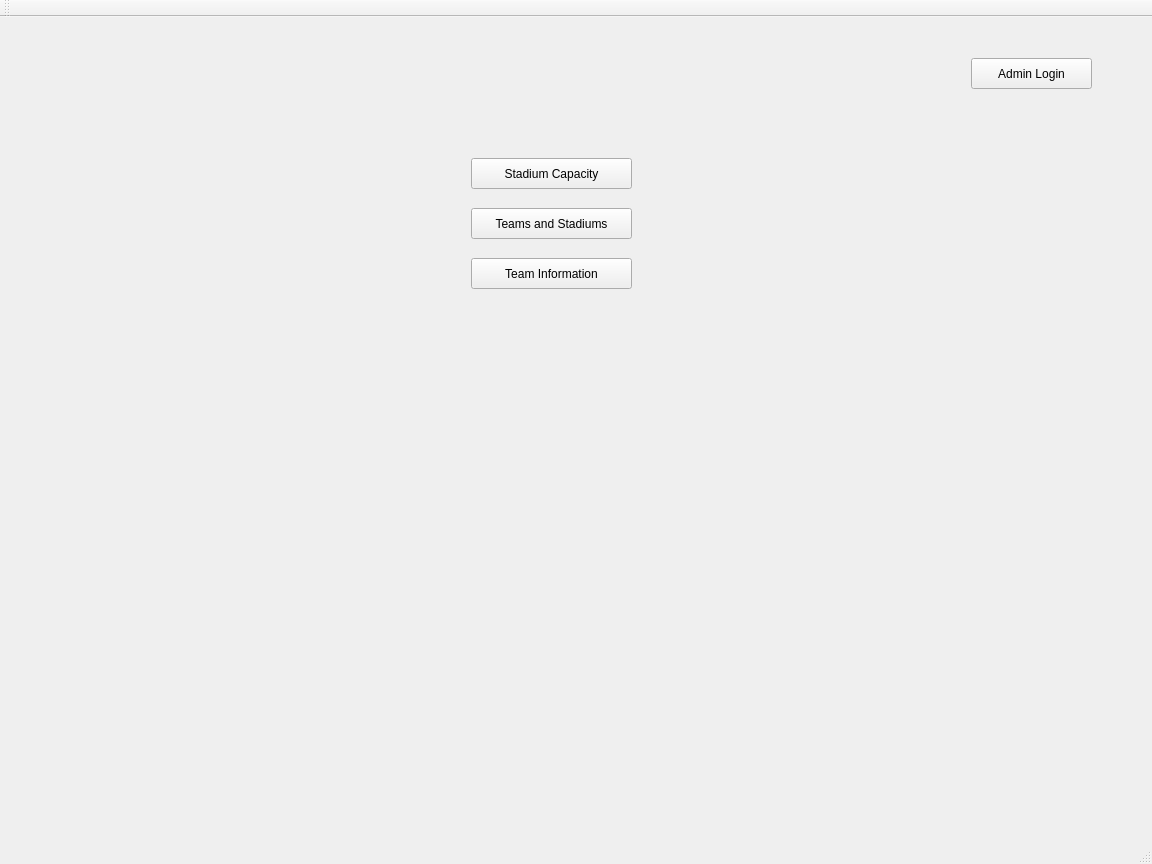
Qt form src/mainwindow.ui (brianclinkenbeard/football) before a commit.
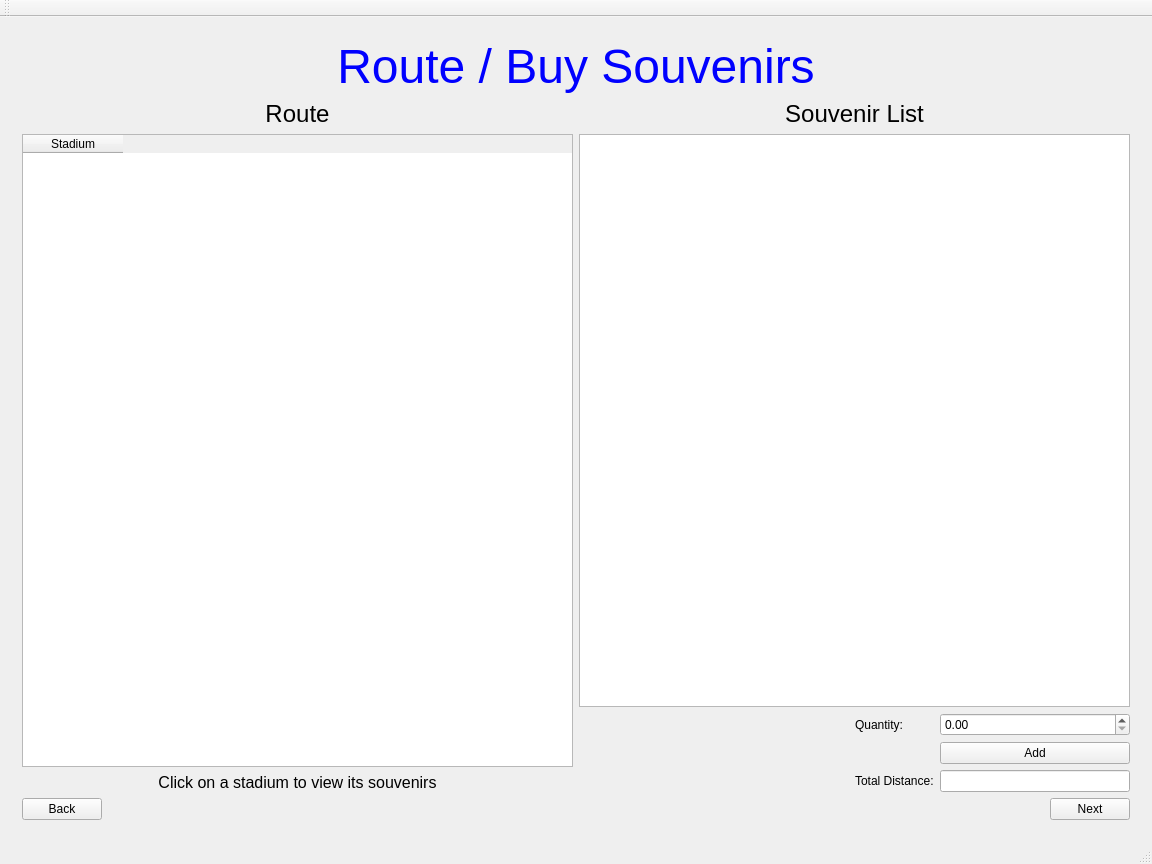
The same form after that commit. The open tabs and pages were chosen to show the change.

Commit message: added ui interface to display route

The edit to the form file:
```diff
--- a/src/mainwindow.ui
+++ b/src/mainwindow.ui
@@ -301,6 +301,153 @@
         </property>
        </widget>
       </widget>
+      <widget class="QWidget" name="page_Trip">
+       <layout class="QGridLayout" name="gridLayout_11">
+        <item row="0" column="0" colspan="2">
+         <widget class="QLabel" name="label_8">
+          <property name="text">
+           <string>&lt;html&gt;&lt;head/&gt;&lt;body&gt;&lt;p align=&quot;center&quot;&gt;&lt;span style=&quot; font-size:36pt; color:#0000ff;&quot;&gt;Route / Buy Souvenirs&lt;/span&gt;&lt;/p&gt;&lt;/body&gt;&lt;/html&gt;</string>
+          </property>
+         </widget>
+        </item>
+        <item row="1" column="0">
+         <layout class="QGridLayout" name="gridLayout_8">
+          <item row="1" column="0">
+           <widget class="QTableWidget" name="tableWidget_Trip">
+            <property name="editTriggers">
+             <set>QAbstractItemView::NoEditTriggers</set>
+            </property>
+            <property name="dragDropOverwriteMode">
+             <bool>false</bool>
+            </property>
+            <property name="selectionMode">
+             <enum>QAbstractItemView::SingleSelection</enum>
+            </property>
+            <property name="selectionBehavior">
+             <enum>QAbstractItemView::SelectRows</enum>
+            </property>
+            <column>
+             <property name="text">
+              <string>Stadium</string>
+             </property>
+            </column>
+           </widget>
+          </item>
+          <item row="0" column="0">
+           <widget class="QLabel" name="label_4">
+            <property name="text">
+             <string>&lt;html&gt;&lt;head/&gt;&lt;body&gt;&lt;p align=&quot;center&quot;&gt;&lt;span style=&quot; font-size:18pt;&quot;&gt;Route&lt;/span&gt;&lt;/p&gt;&lt;/body&gt;&lt;/html&gt;</string>
+            </property>
+           </widget>
+          </item>
+          <item row="2" column="0">
+           <widget class="QLabel" name="label_5">
+            <property name="text">
+             <string>&lt;html&gt;&lt;head/&gt;&lt;body&gt;&lt;p align=&quot;center&quot;&gt;&lt;span style=&quot; font-size:12pt;&quot;&gt;Click on a stadium to view its souvenirs&lt;/span&gt;&lt;/p&gt;&lt;/body&gt;&lt;/html&gt;</string>
+            </property>
+           </widget>
+          </item>
+         </layout>
+        </item>
+        <item row="1" column="1">
+         <layout class="QGridLayout" name="gridLayout_10">
+          <item row="1" column="0">
+           <widget class="QTableView" name="tableView_Trip"/>
+          </item>
+          <item row="2" column="0">
+           <layout class="QGridLayout" name="gridLayout_9">
+            <item row="0" column="1">
+             <layout class="QFormLayout" name="formLayout_4">
+              <item row="0" column="0">
+               <widget class="QLabel" name="label_6">
+                <property name="text">
+                 <string>Quantity:</string>
+                </property>
+               </widget>
+              </item>
+              <item row="0" column="1">
+               <widget class="QDoubleSpinBox" name="doubleSpinBox_Trip"/>
+              </item>
+              <item row="1" column="1">
+               <widget class="QPushButton" name="pushButton_Add_Trip">
+                <property name="text">
+                 <string>Add</string>
+                </property>
+               </widget>
+              </item>
+              <item row="2" column="0">
+               <widget class="QLabel" name="label_7">
+                <property name="text">
+                 <string>Total Distance:</string>
+                </property>
+               </widget>
+              </item>
+              <item row="2" column="1">
+               <widget class="QLineEdit" name="lineEdit_Distance_Trip">
+                <property name="readOnly">
+                 <bool>true</bool>
+                </property>
+               </widget>
+              </item>
+             </layout>
+            </item>
+            <item row="0" column="0">
+             <spacer name="horizontalSpacer_5">
+              <property name="orientation">
+               <enum>Qt::Horizontal</enum>
+              </property>
+              <property name="sizeHint" stdset="0">
+               <size>
+                <width>40</width>
+                <height>20</height>
+               </size>
+              </property>
+             </spacer>
+            </item>
+           </layout>
+          </item>
+          <item row="0" column="0">
+           <widget class="QLabel" name="label_9">
+            <property name="text">
+             <string>&lt;html&gt;&lt;head/&gt;&lt;body&gt;&lt;p align=&quot;center&quot;&gt;&lt;span style=&quot; font-size:18pt;&quot;&gt;Souvenir List&lt;/span&gt;&lt;/p&gt;&lt;/body&gt;&lt;/html&gt;</string>
+            </property>
+           </widget>
+          </item>
+         </layout>
+        </item>
+        <item row="2" column="0" colspan="2">
+         <layout class="QGridLayout" name="gridLayout_5">
+          <item row="0" column="1">
+           <spacer name="horizontalSpacer_4">
+            <property name="orientation">
+             <enum>Qt::Horizontal</enum>
+            </property>
+            <property name="sizeHint" stdset="0">
+             <size>
+              <width>40</width>
+              <height>20</height>
+             </size>
+            </property>
+           </spacer>
+          </item>
+          <item row="0" column="0">
+           <widget class="QPushButton" name="PB_Back_Trip">
+            <property name="text">
+             <string>Back</string>
+            </property>
+           </widget>
+          </item>
+          <item row="0" column="2">
+           <widget class="QPushButton" name="PB_Next_Trip">
+            <property name="text">
+             <string>Next</string>
+            </property>
+           </widget>
+          </item>
+         </layout>
+        </item>
+       </layout>
+      </widget>
      </widget>
     </item>
    </layout>
```
Left out of the diff: 30 changed lines with no effect on the pictures. The commit also changes 3 other files.
